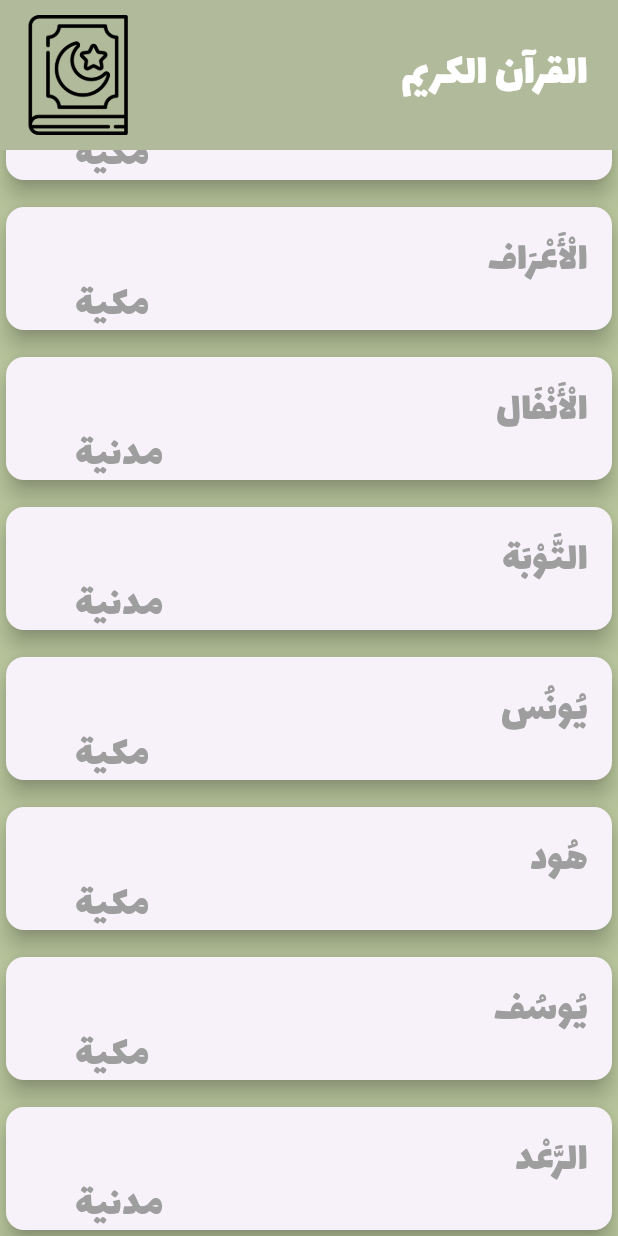
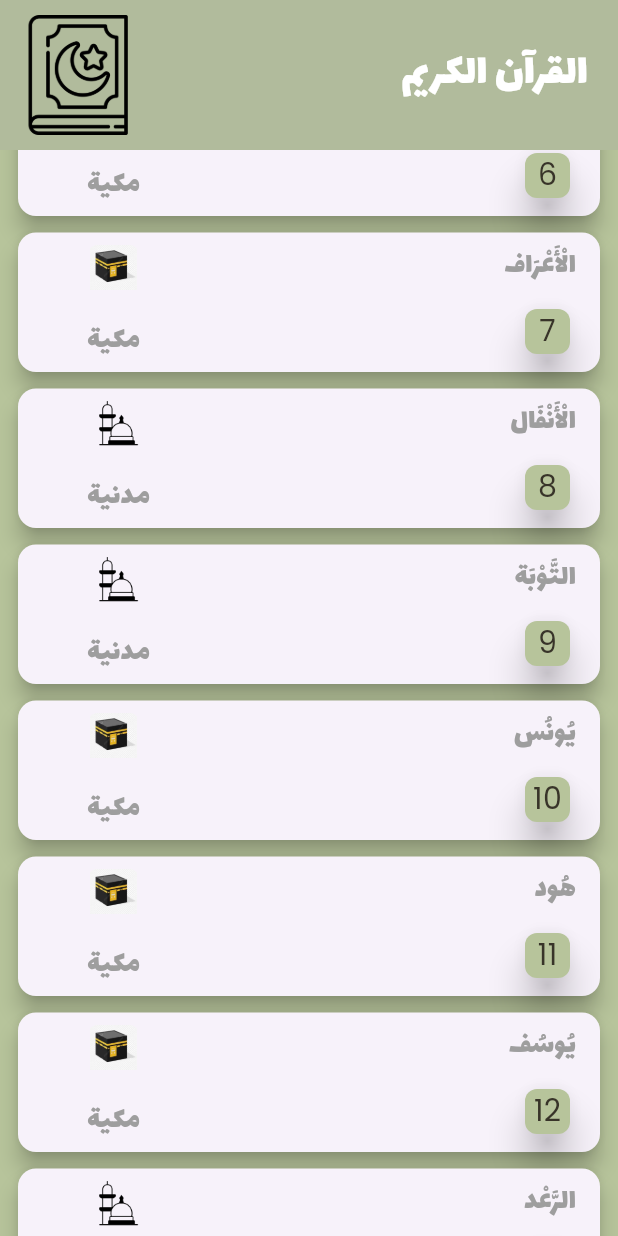
Before and after one commit to taha-majdlawi/quran-app, a Flutter app: the ShowAllSurah screen opened directly, scrolled down 576 dp, on a phone screen of 412 x 824 dp. Run offline on Flutter 3.47's test engine with Material 3 defaults, Android fonts, the phone set to English and light mode, and no system bars; our stand-ins replace firebase_auth, firebase_core, modal_progress_hud_nsn; accounts and stored records are empty.

Commit message:
show all surahs screen ui done

```diff
--- a/lib/screens/login_screen.dart
+++ b/lib/screens/login_screen.dart
@@ -38,7 +38,7 @@ class _LoginScreenState extends State<LoginScreen> {
                   ),
                   Image.asset(
                     'assets/images/img1.png',
-                    height: 300,
+                    height: 250,
                   ),
                   const Text(
                     'Qurany',
--- a/lib/screens/regestier_screen.dart
+++ b/lib/screens/regestier_screen.dart
@@ -41,7 +41,7 @@ class _RegisterScreenState extends State<RegisterScreen> {
                 ),
                 Image.asset(
                   'assets/images/img1.png',
-                  height: 300,
+                  height: 250,
                 ),
                 const Text(
                   'Qurany',
--- a/lib/widgets/custom_surah_card.dart
+++ b/lib/widgets/custom_surah_card.dart
@@ -1,4 +1,5 @@
 import 'package:flutter/material.dart';
+import 'package:quran_app/constents.dart';
 import 'package:quran_app/models/surah_model.dart';
 
 class SurahCard extends StatelessWidget {
@@ -7,23 +8,23 @@ class SurahCard extends StatelessWidget {
   final VoidCallback? onTap;
   @override
   Widget build(BuildContext context) {
-    return GestureDetector(
+    return Padding(
+      padding: const EdgeInsets.only(left: 8.0, right: 8.0),
+      child: GestureDetector(
         onTap: onTap,
         //Navigator.pushNamed(context, UpdateProduct.id, arguments: product);
 
         child: Padding(
-        padding: const EdgeInsets.only(top: 10.0),
+          padding: const EdgeInsets.only(top: 3.0),
           child: Stack(
             clipBehavior: Clip.none,
             children: [
               Container(
-              // height: 140,
-              // width: 200,
                 child: Card(
                   elevation: 6,
                   child: Padding(
                     padding: const EdgeInsets.symmetric(
-                      horizontal: 16.0, vertical: 16),
+                        horizontal: 16.0, vertical: 8),
                     child: Column(
                       mainAxisAlignment: MainAxisAlignment.end,
                       crossAxisAlignment: CrossAxisAlignment.end,
@@ -32,7 +33,7 @@ class SurahCard extends StatelessWidget {
                           sura.surahName,
                           style: TextStyle(
                             color: Colors.grey,
-                          fontSize: 28,
+                            fontSize: 20,
                             fontFamily: 'Lalezar',
                           ),
                         ),
@@ -41,7 +42,29 @@ class SurahCard extends StatelessWidget {
                         ),
                         Row(
                           mainAxisAlignment: MainAxisAlignment.end,
-                        children: [],
+                          children: [
+                            Card(
+                              child: Container(
+                                decoration: BoxDecoration(
+                                  color: kPrimaryColor,
+                                  borderRadius: BorderRadius.circular(8),
+                                ),
+                                child: Center(
+                                  child: Text(
+                                    sura.surahNumber.toString(),
+                                    style: TextStyle(
+                                      fontSize: 20,
+                                      color:
+                                          const Color.fromARGB(255, 56, 52, 41),
+                                    ),
+                                  ),
+                                ),
+                                height: 30,
+                                width: 30,
+                              ),
+                              elevation: 10,
+                            ),
+                          ],
                         ),
                       ],
                     ),
@@ -50,22 +73,36 @@ class SurahCard extends StatelessWidget {
               ),
               Positioned(
                 left: 50,
-              bottom: 0,
+                bottom: 10,
                 child: ClipRRect(
-                borderRadius: BorderRadius.circular(0),
-                child: Text(
+                  borderRadius: BorderRadius.circular(8),
+                  child: Column(
+                    children: [
+                      Image.asset(
+                        sura.revelationPlace == 'مدنية'
+                            ? 'assets/images/masjid-al-nabawi.png'
+                            : 'assets/images/makkah.jpg',
+                        height: 30,
+                      ),
+                      SizedBox(
+                        height: 20,
+                      ),
+                      Text(
                         sura.revelationPlace,
                         style: TextStyle(
                           color: Colors.grey,
-                    fontSize: 28,
+                          fontSize: 20,
                           fontFamily: 'Lalezar',
                         ),
+                      ),
+                    ],
                   ),
                 ),
               ),
             ],
           ),
         ),
+      ),
     );
   }
 }
```
Also changed, not shown: lib/screens/show_all_surah.dart (+4 -4 lines), assets/images/makkah.jpg (added), assets/images/masjid-al-nabawi.png (added). Lines whose indentation alone changed are shown as unchanged.
